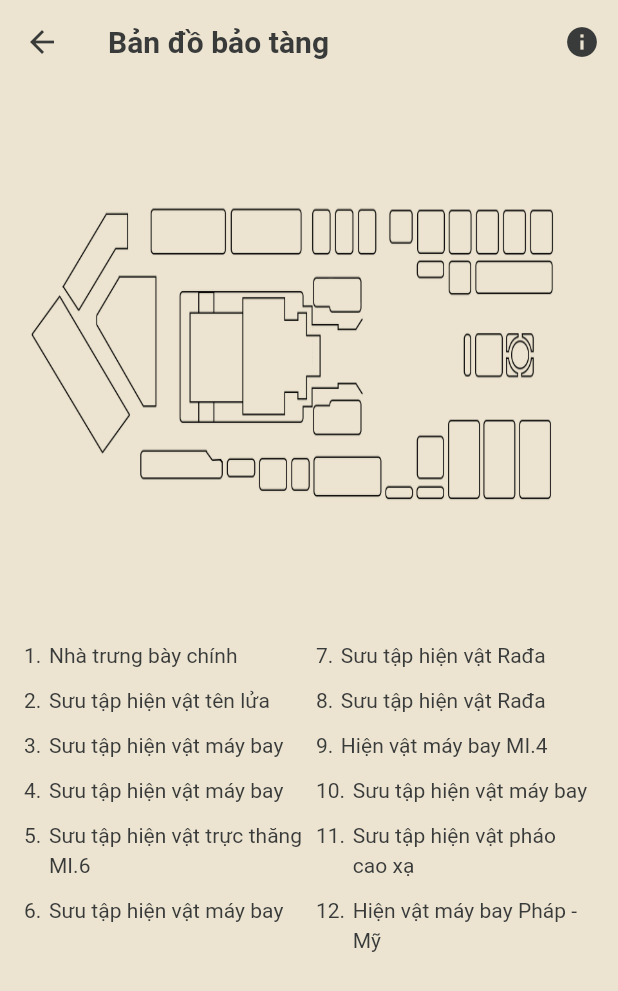
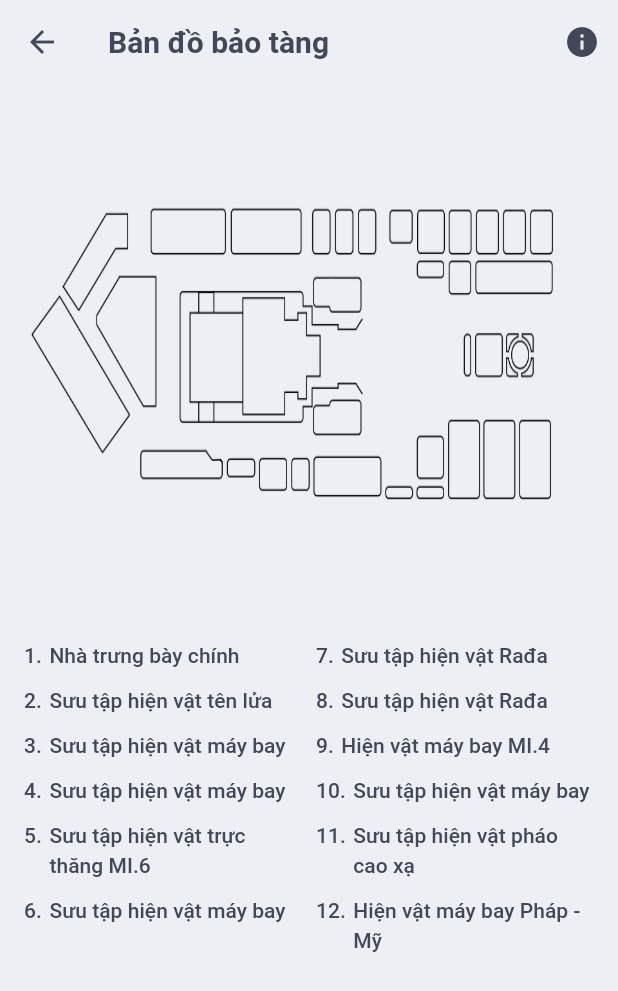
Before and after one commit to HoanqDucAnh/flutter_ar_app, a Flutter app: the MapPage screen opened directly, on a phone screen of 412 x 824 dp. Shown: the top 991 px of the screen. Run offline on Flutter 3.47's test engine with Material 3 defaults, Android fonts, the phone set to English and light mode, and no system bars; our stand-ins replace animated_text_kit, auto_route, camera, equatable, flutter_bloc, flutter_screenutil and 4 more; missing offline and left inert: dart:ffi; generated files the repository leaves out were written again; Roboto replaces fonts that are missing (Averta, Poppins).

Commit message:
style: add new color & change some text

```diff
--- a/lib/shared/color/app_colors.dart
+++ b/lib/shared/color/app_colors.dart
@@ -6,35 +6,52 @@ import 'package:injectable/injectable.dart';
 @LazySingleton()
 class AppColors {
   // Primary & secondary color
-  Color get primaryColor => const Color(0xFFECE4D0);
+  Color get primaryColor => const Color(0xFFECEFF4);
   Color primaryColorWithOpacity(double opacity) =>
       primaryColor.withOpacity(opacity);
-  Color get secondaryColor => const Color(0xFFFFCD00);
+  Color get secondaryColor => const Color(0xFF6272A4);
   Color secondaryColorWithOpacity(double opacity) =>
       secondaryColor.withOpacity(opacity);
 
   // Text color
-  Color get textPrimaryColor => const Color(0xFF393b3b);
+  Color get textPrimaryColor => const Color(0xFF44475A);
   Color textPrimaryColorWithOpacity(double opacity) =>
       textPrimaryColor.withOpacity(opacity);
-  Color get textSecondaryColor => const Color(0xFFDAC0A3);
+  Color get textSecondaryColor => const Color(0xFFD8DEE9);
   Color textSecondaryColorWithOpacity(double opacity) =>
       textSecondaryColor.withOpacity(opacity);
 
   // Linear color
-  Color get linearColor1 => const Color(0xFFFFCD00);
-  Color get linearColor2 => const Color(0xFF102C57);
+  Color get linearColorCyan => const Color(0xFF8be9fd);
+  Color get linearColorGreen => const Color(0xFF50FA7B);
+  Color get linearColorOrange => const Color(0xFFFFB86C);
+  Color get linearColorPink => const Color(0xFFFF79C6);
+  Color get linearColorPurple => const Color(0xFFBD93F9);
+  Color get linearColorRed => const Color(0xFFFF5555);
+  Color get linearColorYellow => const Color(0xFFF1FA8C);
+
+  // Linear color but stronger
+  Color get linearColorCyanStronger => const Color.fromARGB(255, 0, 174, 255);
+  Color get linearColorGreenStronger => const Color.fromARGB(255, 26, 255, 0);
+  Color get linearColorOrangeStronger => const Color(0xFFFFA500);
+  Color get linearColorPinkStronger => const Color(0xFFFF1493);
+  Color get linearColorPurpleStronger => const Color(0xFF8A2BE2);
+  Color get linearColorRedStronger => const Color(0xFFFF0000);
+  Color get linearColorYellowStronger => const Color(0xFFFFFF00);
+
+  //Icon color
+  Color get iconColor => const Color(0xFFBD93F9);
 
   // On select color
   Color get onSelectColor => const Color(0xFF393b3b);
 
   // Additional colors for ColorScheme
-  Color get onPrimaryColor => const Color(0xFF393b3b);
-  Color get onSecondaryColor => const Color(0xFF393b3b);
-  Color get errorColor => const Color(0xFFB00020);
+  Color get onPrimaryColor => const Color(0xFF6272A4);
+  Color get onSecondaryColor => const Color(0xFFECEFF4);
+  Color get errorColor => const Color(0xFFFF5555);
   Color get onErrorColor => const Color(0xFFB00020);
-  Color get backgroundColor => const Color(0xFFECE4D0);
-  Color get onBackgroundColor => const Color(0xFF102C57);
-  Color get surfaceColor => const Color(0xFFECE4D0);
+  Color get backgroundColor => const Color(0xFFECEFF4);
+  Color get onBackgroundColor => const Color(0xFF282A36);
+  Color get surfaceColor => const Color(0xFFECEFF4);
   Color get onSurfaceColor => const Color(0xFF393b3b);
 }
--- a/lib/shared/constant/layout_constant.dart
+++ b/lib/shared/constant/layout_constant.dart
@@ -1,3 +1,4 @@
+import 'package:flutter/rendering.dart';
 import 'package:flutter/widgets.dart';
 import 'package:injectable/injectable.dart';
 import 'package:flutter/material.dart';
@@ -19,6 +20,7 @@ class LayoutConstants {
       const EdgeInsets.symmetric(horizontal: defaultPadding);
   EdgeInsets get defaultPaddingVertical =>
       const EdgeInsets.symmetric(vertical: defaultPadding);
+  EdgeInsets get paddingAppBar => const EdgeInsets.only(top: 30, left: 4);
 
   //margin
   EdgeInsets get defaultMarginAll => const EdgeInsets.all(defaultMargin);
@@ -32,4 +34,9 @@ class LayoutConstants {
   BorderRadius get mediumBorderRadius => BorderRadius.circular(20.0);
   BorderRadius get bottomNavBarRadius => BorderRadius.circular(24.0);
   BorderRadius get largeBorderRadius => BorderRadius.circular(30.0);
+
+  //Radius
+  Radius get smallRadius => const Radius.circular(10);
+  Radius get mediumRadius => const Radius.circular(20);
+  Radius get largeRadius => const Radius.circular(30);
 }
--- a/lib/shared/font/app_text_style.dart
+++ b/lib/shared/font/app_text_style.dart
@@ -1,4 +1,4 @@
-import 'dart:ui';
+import 'package:animated_text_kit/animated_text_kit.dart';
 
 import 'package:flutter/cupertino.dart';
 import 'package:flutter/material.dart';
@@ -21,7 +21,7 @@ class AppTextStyle {
   static const _defaultLetterSpacing = 0.03;
 
   static const _baseTextStyle = TextStyle(
-    fontFamily: 'Averta',
+    fontFamily: 'Poppins',
     letterSpacing: _defaultLetterSpacing,
   );
 
@@ -52,19 +52,19 @@ class AppTextStyle {
 
   TextStyle get h5TextPrimary => _baseTextStyle.copyWith(
         fontSize: 16,
-        fontWeight: FontWeight.w700,
+        fontWeight: FontWeight.w400,
         color: _appColors.textPrimaryColor,
       );
 
   //Normal Text
   TextStyle get normalTextPrimary => _baseTextStyle.copyWith(
         fontSize: 14,
-        fontWeight: FontWeight.w400,
+        fontWeight: FontWeight.w500,
         color: _appColors.textPrimaryColor,
       );
   TextStyle get normalTextSecondary => _baseTextStyle.copyWith(
         fontSize: 14,
-        fontWeight: FontWeight.w400,
+        fontWeight: FontWeight.w500,
         color: _appColors.primaryColor,
       );
   TextStyle get s12w400TextPrimary => s12TextPrimary(FontWeight.w400);
--- a/lib/shared/theme/app_theme.dart
+++ b/lib/shared/theme/app_theme.dart
@@ -31,6 +31,5 @@ class AppTheme {
         surface: appColors.surfaceColor,
         onSurface: appColors.onSecondaryColor,
         brightness: Brightness.light,
-        shadow: appColors.primaryColor,
       ));
 }
```
